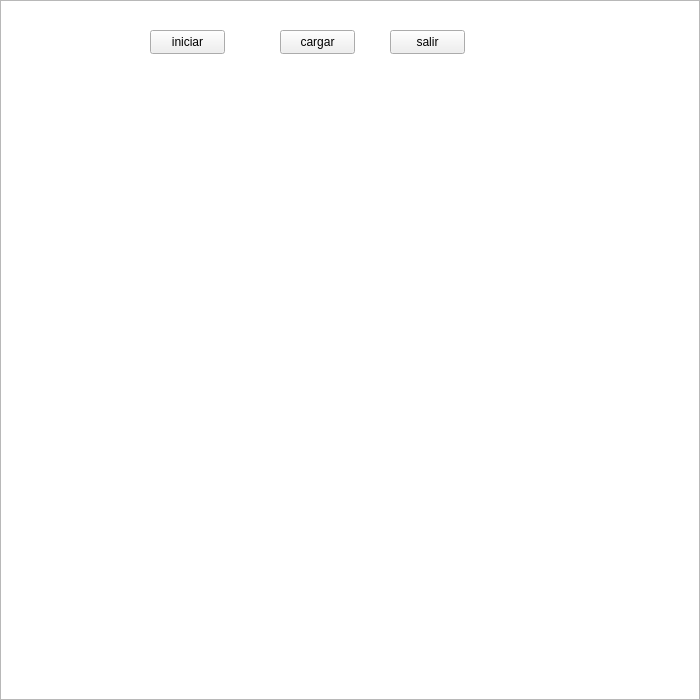
The window that Codificacion/Menu2.ui (AmazingJuan/Proyecto-Final) describes before a commit, drawn with Qt 5.
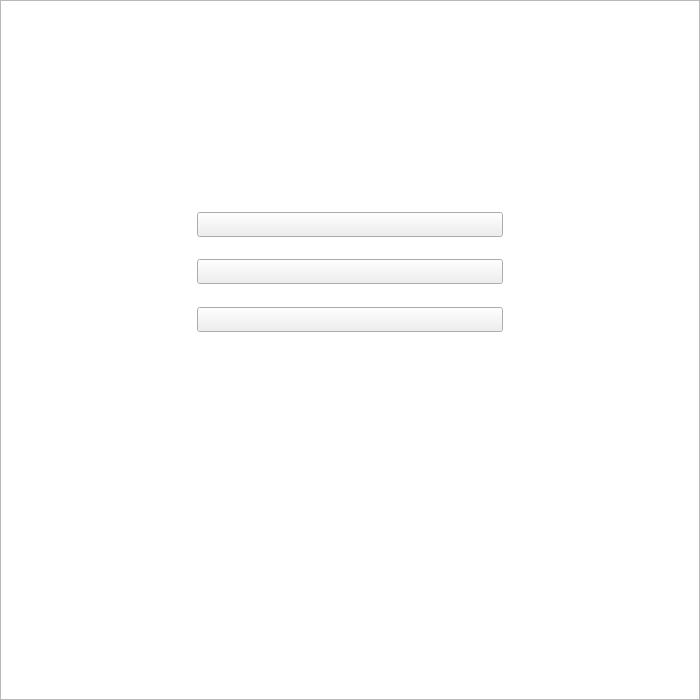
The same window after the commit.

What changed in the file:
```diff
--- a/Codificacion/Menu2.ui
+++ b/Codificacion/Menu2.ui
@@ -26,40 +26,40 @@
   <widget class="QPushButton" name="B_iniciar">
    <property name="geometry">
     <rect>
-     <x>150</x>
-     <y>30</y>
-     <width>75</width>
-     <height>24</height>
+     <x>197</x>
+     <y>212</y>
+     <width>306</width>
+     <height>25</height>
     </rect>
    </property>
    <property name="text">
-    <string>iniciar</string>
+    <string/>
    </property>
   </widget>
   <widget class="QPushButton" name="B_cargar">
    <property name="geometry">
     <rect>
-     <x>280</x>
-     <y>30</y>
-     <width>75</width>
-     <height>24</height>
+     <x>197</x>
+     <y>259</y>
+     <width>306</width>
+     <height>25</height>
     </rect>
    </property>
    <property name="text">
-    <string>cargar</string>
+    <string/>
    </property>
   </widget>
   <widget class="QPushButton" name="B_salir">
    <property name="geometry">
     <rect>
-     <x>390</x>
-     <y>30</y>
-     <width>75</width>
-     <height>24</height>
+     <x>197</x>
+     <y>307</y>
+     <width>306</width>
+     <height>25</height>
     </rect>
    </property>
    <property name="text">
-    <string>salir</string>
+    <string/>
    </property>
   </widget>
  </widget>
```
